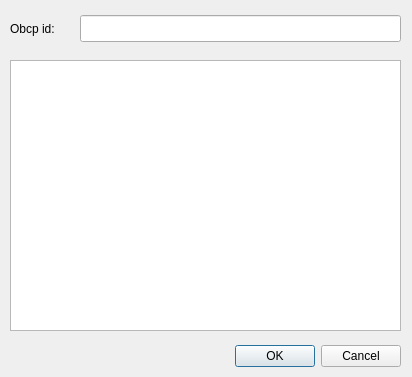
The window that app/Views/Views_Ui/Ui_Files/CodeView.ui (ESROCOS/tools-pusconsole) describes before a commit, drawn with Qt 5.
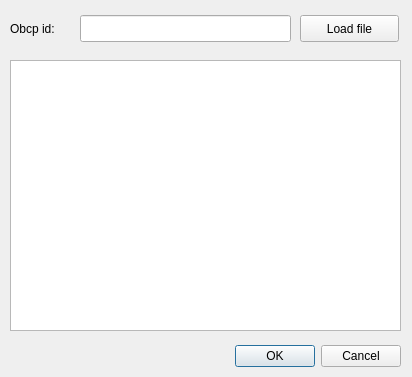
The same window after the commit.

What changed in the file:
```diff
--- a/app/Views/Views_Ui/Ui_Files/CodeView.ui
+++ b/app/Views/Views_Ui/Ui_Files/CodeView.ui
@@ -57,11 +57,24 @@
     <rect>
      <x>80</x>
      <y>15</y>
-     <width>321</width>
+     <width>211</width>
      <height>27</height>
     </rect>
    </property>
   </widget>
+  <widget class="QPushButton" name="loadObcpFile">
+   <property name="geometry">
+    <rect>
+     <x>300</x>
+     <y>15</y>
+     <width>99</width>
+     <height>27</height>
+    </rect>
+   </property>
+   <property name="text">
+    <string>Load file</string>
+   </property>
+  </widget>
  </widget>
  <resources/>
  <connections>
```
